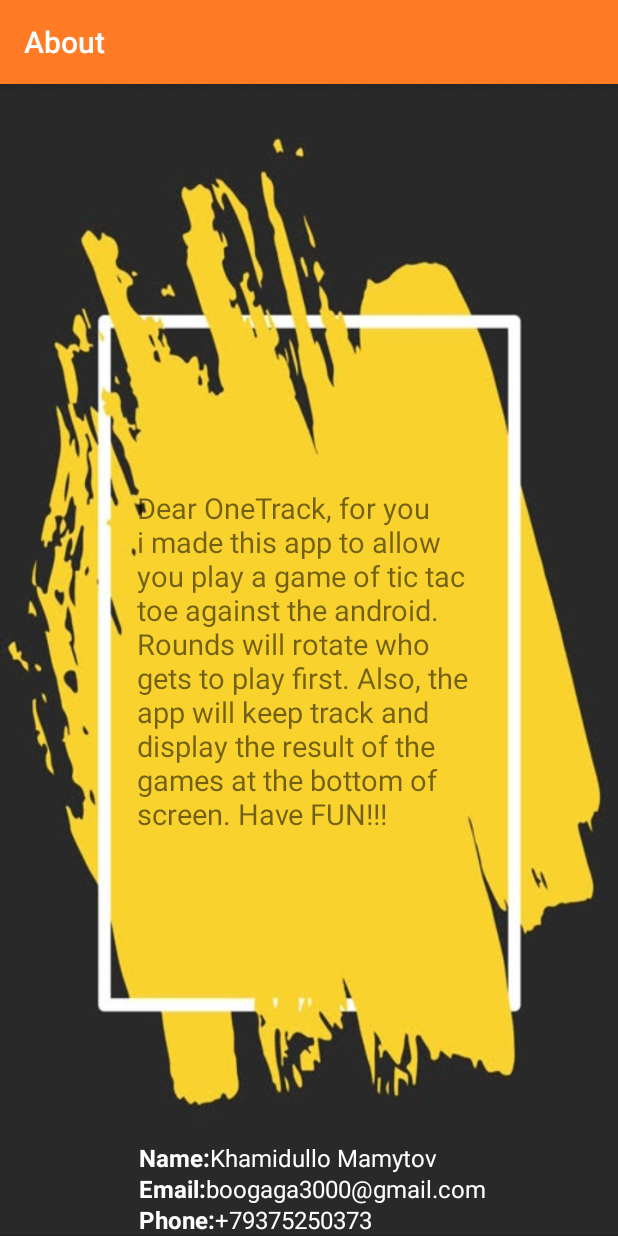
After one commit to Kham300/TicTacToe, an Android app: the AboutActivity screen opened directly, with no data from a screen before it, on a phone screen of 412 x 824 dp. The commit adds this screen. Run offline under Robolectric (Android 15) with nearby library versions, the phone set to English and light mode, and no system bars.

Commit message:
remove and correcting some files

```diff
--- a/app/src/main/AndroidManifest.xml
+++ b/app/src/main/AndroidManifest.xml
@@ -16,6 +16,9 @@
                 <category android:name="android.intent.category.LAUNCHER" />
             </intent-filter>
         </activity>
+        <activity android:name=".AboutActivity"
+            android:label="@string/about_heading">
+        </activity>
     </application>
 
 </manifest>
--- /dev/null
+++ b/app/src/main/java/apponetrack/com/tictactoe/AboutActivity.java
@@ -0,0 +1,19 @@
+package apponetrack.com.tictactoe;
+
+import android.content.pm.ActivityInfo;
+import android.os.Bundle;
+import android.support.v7.app.AppCompatActivity;
+
+/**
+ * Created by 1 on 20.04.2018.
+ */
+
+public class AboutActivity extends AppCompatActivity {
+
+    @Override
+    protected void onCreate(Bundle savedInstanceState) {
+        super.onCreate(savedInstanceState);
+        setContentView(R.layout.about_author_activity);
+        setRequestedOrientation(ActivityInfo.SCREEN_ORIENTATION_PORTRAIT);
+    }
+}
--- /dev/null
+++ b/app/src/main/res/layout/about_author_activity.xml
@@ -0,0 +1,37 @@
+<?xml version="1.0" encoding="utf-8"?>
+<android.support.constraint.ConstraintLayout xmlns:android="http://schemas.android.com/apk/res/android"
+    xmlns:app="http://schemas.android.com/apk/res-auto"
+    xmlns:tools="http://schemas.android.com/tools"
+    android:layout_width="match_parent"
+    android:layout_height="match_parent"
+    android:background="@drawable/about_author_bg"
+    tools:layout_editor_absoluteY="81dp">
+
+    <TextView
+        android:id="@+id/textView"
+        android:layout_width="230dp"
+        android:textSize="19sp"
+        android:layout_height="wrap_content"
+        android:layout_marginBottom="8dp"
+        android:layout_marginEnd="8dp"
+        android:layout_marginStart="8dp"
+        android:layout_marginTop="8dp"
+        android:text="@string/about_info"
+        app:layout_constraintBottom_toBottomOf="parent"
+        app:layout_constraintEnd_toEndOf="parent"
+        app:layout_constraintStart_toStartOf="parent"
+        app:layout_constraintTop_toTopOf="parent" />
+
+    <TextView
+        android:id="@+id/textView2"
+        android:layout_width="wrap_content"
+        android:layout_height="wrap_content"
+        android:layout_marginEnd="8dp"
+        android:layout_marginStart="8dp"
+        android:text="@string/contact_info"
+        android:textColor="@color/colorWhite"
+        android:textSize="16sp"
+        app:layout_constraintBottom_toBottomOf="parent"
+        app:layout_constraintEnd_toEndOf="parent"
+        app:layout_constraintStart_toStartOf="parent" />
+</android.support.constraint.ConstraintLayout>
--- a/app/src/main/res/layout/main_menu.xml
+++ /dev/null
@@ -1,6 +0,0 @@
-<?xml version="1.0" encoding="utf-8"?>
-<LinearLayout
-    xmlns:android="http://schemas.android.com/apk/res/android" android:layout_width="match_parent"
-    android:layout_height="match_parent">
-
-</LinearLayout>
--- a/app/src/main/res/menu/menu.xml
+++ b/app/src/main/res/menu/menu.xml
@@ -3,5 +3,6 @@
 
     <item android:id="@+id/newGame" android:title="@string/newGame_label" android:icon="@android:drawable/ic_menu_add"></item>
     <item android:id="@+id/exitGame" android:title="@string/exitGame_label" android:icon="@android:drawable/ic_menu_close_clear_cancel"></item>
+    <item android:id="@+id/about" android:title="@string/info" android:icon="@android:drawable/ic_menu_info_details"></item>
 
 </menu>
--- a/app/src/main/res/values/colors.xml
+++ b/app/src/main/res/values/colors.xml
@@ -3,4 +3,5 @@
     <color name="colorPrimary">#ff7b25</color>
     <color name="colorPrimaryDark">#d64161</color>
     <color name="colorAccent">#FF4081</color>
+    <color name="colorWhite">#FFFF</color>
 </resources>
--- a/app/src/main/res/values/strings.xml
+++ b/app/src/main/res/values/strings.xml
@@ -16,18 +16,15 @@
     <string name="eight">8</string>
     <string name="nine">9</string>
     <string name="info">Info</string>
-    <string name="human">Human:  </string>
-    <string name="ties">Ties:  </string>
-    <string name="android">Bot:  </string>
     <string name="contact_heading">Contact info</string>
     <string name="contact_info">
         <b>Name:</b>Khamidullo Mamytov\n
         <b>Email:</b>boogaga3000@gmail.com\n
-        <b>Phone</b>+79375250373
+        <b>Phone:</b>+79375250373
     </string>
     <string name="about_heading">About</string>
-    <string name="about_info"> Dear oneTrack, for you i made this app to allow you play
-        a game of tic tac toe against android.the rounds will rotate who gets to play first.
+    <string name="about_info"> Dear OneTrack, for you i made this app to allow you play
+        a game of tic tac toe against the android. Rounds will rotate who gets to play first.
         Also, the app will keep track and display the result of the games at the bottom of screen.
         Have FUN!!! </string>
     <string name="newGame_label">new Game</string>
```
Also changed, not shown: app/src/main/java/apponetrack/com/tictactoe/MainActivity.java (+8 -1 lines), app/src/main/res/drawable/ic_info_black_24dp.xml (added, +9 -0 lines), app/src/main/res/drawable/about_author_bg.jpg (added), app/src/main/res/layout-port/main_activity_constraint_layout.xml (renamed from app/src/main/res/layout-port/constraint_layout.xml).
